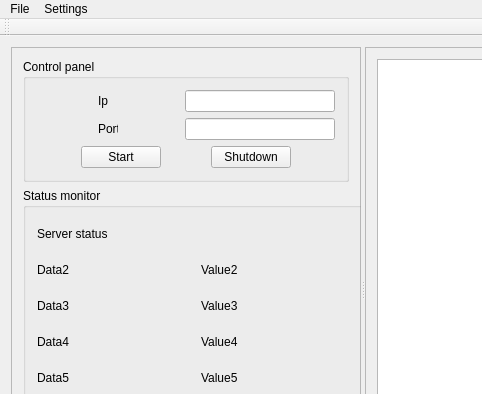
Above: servermainwindow.ui from siskeba1/Game_Server before the change; both pictures show x 0 to 482 and y 0 to 394 of the 979 by 564 pixel window. Below: the same form after it.
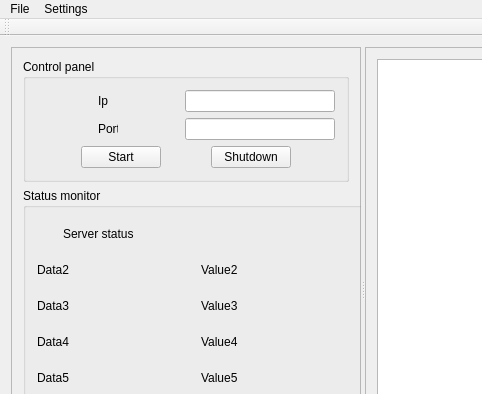
That is the form after the change.

Commit message: Add keypress event

Diff of the .ui file:
```diff
--- a/servermainwindow.ui
+++ b/servermainwindow.ui
@@ -291,11 +291,30 @@
             <layout class="QVBoxLayout" name="verticalLayout_2">
              <item>
               <layout class="QHBoxLayout" name="horizontalLayout_10">
+               <item>
+                <widget class="QLabel" name="serverStatusSign">
+                 <property name="minimumSize">
+                  <size>
+                   <width>20</width>
+                   <height>20</height>
+                  </size>
+                 </property>
+                 <property name="maximumSize">
+                  <size>
+                   <width>20</width>
+                   <height>20</height>
+                  </size>
+                 </property>
+                 <property name="text">
+                  <string/>
+                 </property>
+                </widget>
+               </item>
                <item>
                 <widget class="QLabel" name="serverStatusLabel">
                  <property name="minimumSize">
                   <size>
-                   <width>120</width>
+                   <width>100</width>
                    <height>30</height>
                   </size>
                  </property>
@@ -304,6 +323,19 @@
                  </property>
                 </widget>
                </item>
+               <item>
+                <spacer name="horizontalSpacer_8">
+                 <property name="orientation">
+                  <enum>Qt::Horizontal</enum>
+                 </property>
+                 <property name="sizeHint" stdset="0">
+                  <size>
+                   <width>40</width>
+                   <height>20</height>
+                  </size>
+                 </property>
+                </spacer>
+               </item>
                <item>
                 <widget class="QLabel" name="serverStatusValue">
                  <property name="minimumSize">
```
The commit also changes 2 other files.
